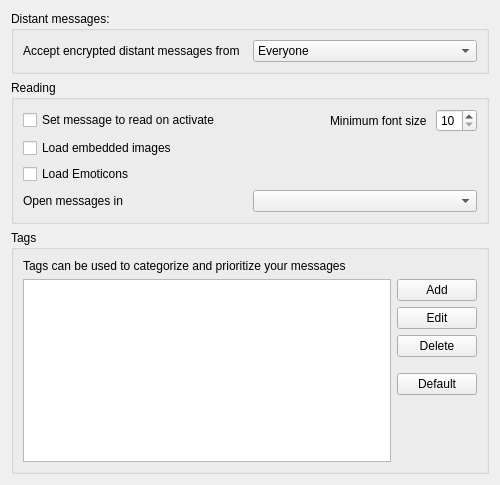
Old version of the form retroshare-gui/src/gui/settings/MessagePage.ui in the repository RetroShare/RetroShare.
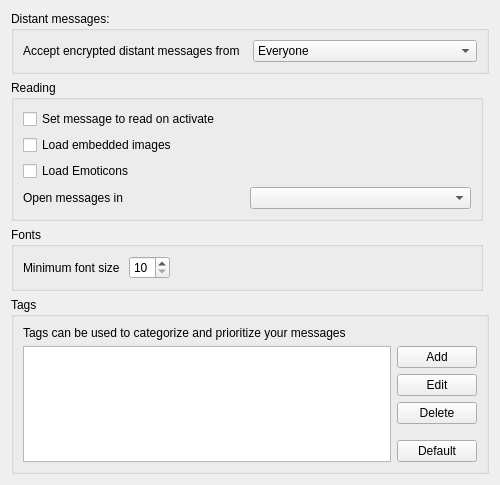
New version of the form. Custom widgets are drawn as their Qt base class.

What changed in the file:
```diff
--- a/retroshare-gui/src/gui/settings/MessagePage.ui
+++ b/retroshare-gui/src/gui/settings/MessagePage.ui
@@ -17,43 +17,14 @@
    </sizepolicy>
   </property>
   <layout class="QGridLayout" name="gridLayout_4">
-   <item row="0" column="0">
-    <widget class="QGroupBox" name="groupBox_3">
-     <property name="title">
-      <string>Distant messages:</string>
-     </property>
-     <layout class="QGridLayout" name="gridLayout_3">
-      <item row="0" column="2">
-       <widget class="RSComboBox" name="comboBox">
-        <item>
-         <property name="text">
-          <string>Everyone</string>
-         </property>
-        </item>
-        <item>
-         <property name="text">
-          <string>Contacts</string>
-         </property>
-        </item>
-        <item>
-         <property name="text">
-          <string>Nobody</string>
-         </property>
-        </item>
-       </widget>
-      </item>
-      <item row="0" column="1">
-       <widget class="QLabel" name="label_2">
-        <property name="text">
-         <string>Accept encrypted distant messages from</string>
-        </property>
-       </widget>
-      </item>
-     </layout>
-    </widget>
-   </item>
    <item row="1" column="0">
     <widget class="QGroupBox" name="groupBox">
+     <property name="sizePolicy">
+      <sizepolicy hsizetype="Preferred" vsizetype="Preferred">
+       <horstretch>0</horstretch>
+       <verstretch>0</verstretch>
+      </sizepolicy>
+     </property>
      <property name="title">
       <string>Reading</string>
      </property>
@@ -65,40 +36,6 @@
         </property>
        </widget>
       </item>
-      <item row="0" column="1">
-       <layout class="QHBoxLayout" name="minimumFontSizeHLayout">
-        <item>
-         <spacer name="horizontalSpacer">
-          <property name="orientation">
-           <enum>Qt::Horizontal</enum>
-          </property>
-          <property name="sizeHint" stdset="0">
-           <size>
-            <width>40</width>
-            <height>20</height>
-           </size>
-          </property>
-         </spacer>
-        </item>
-        <item>
-         <widget class="QLabel" name="minimumFontSizeLabel">
-          <property name="text">
-           <string>Minimum font size </string>
-          </property>
-         </widget>
-        </item>
-        <item>
-         <widget class="QSpinBox" name="minimumFontSize_SB">
-          <property name="minimum">
-           <number>10</number>
-          </property>
-          <property name="maximum">
-           <number>64</number>
-          </property>
-         </widget>
-        </item>
-       </layout>
-      </item>
       <item row="1" column="0">
        <widget class="QCheckBox" name="loadEmbeddedImages">
         <property name="text">
@@ -130,7 +67,7 @@
      </layout>
     </widget>
    </item>
-   <item row="2" column="0">
+   <item row="3" column="0" colspan="2">
     <widget class="QGroupBox" name="groupBox_2">
      <property name="title">
       <string>Tags</string>
@@ -206,6 +143,93 @@
      </layout>
     </widget>
    </item>
+   <item row="0" column="0" colspan="2">
+    <widget class="QGroupBox" name="groupBox_3">
+     <property name="title">
+      <string>Distant messages:</string>
+     </property>
+     <layout class="QGridLayout" name="gridLayout_3">
+      <item row="0" column="2">
+       <widget class="RSComboBox" name="comboBox">
+        <item>
+         <property name="text">
+          <string>Everyone</string>
+         </property>
+        </item>
+        <item>
+         <property name="text">
+          <string>Contacts</string>
+         </property>
+        </item>
+        <item>
+         <property name="text">
+          <string>Nobody</string>
+         </property>
+        </item>
+       </widget>
+      </item>
+      <item row="0" column="1">
+       <widget class="QLabel" name="label_2">
+        <property name="text">
+         <string>Accept encrypted distant messages from</string>
+        </property>
+       </widget>
+      </item>
+     </layout>
+    </widget>
+   </item>
+   <item row="2" column="0">
+    <widget class="QGroupBox" name="groupBox_4">
+     <property name="sizePolicy">
+      <sizepolicy hsizetype="Preferred" vsizetype="Preferred">
+       <horstretch>0</horstretch>
+       <verstretch>0</verstretch>
+      </sizepolicy>
+     </property>
+     <property name="title">
+      <string>Fonts</string>
+     </property>
+     <layout class="QVBoxLayout" name="verticalLayout">
+      <item>
+       <layout class="QHBoxLayout" name="minimumFontSizeHLayout">
+        <item>
+         <widget class="QLabel" name="minimumFontSizeLabel">
+          <property name="layoutDirection">
+           <enum>Qt::LeftToRight</enum>
+          </property>
+          <property name="text">
+           <string>Minimum font size </string>
+          </property>
+         </widget>
+        </item>
+        <item>
+         <widget class="QSpinBox" name="minimumFontSize_SB">
+          <property name="minimum">
+           <number>10</number>
+          </property>
+          <property name="maximum">
+           <number>64</number>
+          </property>
+         </widget>
+        </item>
+        <item>
+         <spacer name="horizontalSpacer">
+          <property name="orientation">
+           <enum>Qt::Horizontal</enum>
+          </property>
+          <property name="sizeHint" stdset="0">
+           <size>
+            <width>40</width>
+            <height>20</height>
+           </size>
+          </property>
+         </spacer>
+        </item>
+       </layout>
+      </item>
+     </layout>
+    </widget>
+   </item>
   </layout>
  </widget>
  <customwidgets>
```
